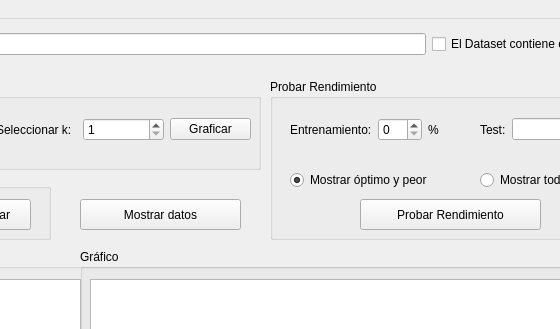
First picture: the form in knn.ui, repository devMeex/ia-knn, before the edit; both pictures show x 320 to 880 and y 0 to 329 of the 972 by 921 pixel window.
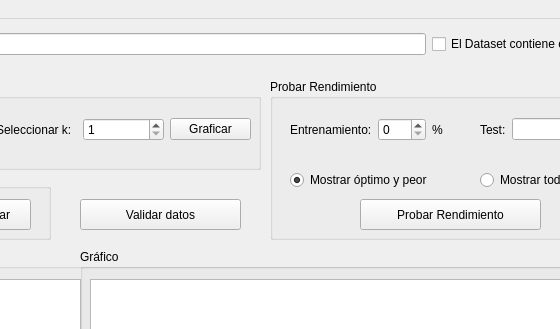
Second picture: the form after the edit.

Commit message: implemented methods on ui

What changed in the file:
```diff
--- a/knn.ui
+++ b/knn.ui
@@ -159,7 +159,7 @@
       <rect>
        <x>20</x>
        <y>30</y>
-       <width>181</width>
+       <width>190</width>
        <height>41</height>
       </rect>
      </property>
@@ -172,7 +172,14 @@
        </widget>
       </item>
       <item>
-       <widget class="QSpinBox" name="input_entrenamiento"/>
+       <widget class="QSpinBox" name="input_entrenamiento">
+        <property name="minimum">
+         <number>0</number>
+        </property>
+        <property name="maximum">
+         <number>100</number>
+        </property>
+       </widget>
       </item>
       <item>
        <widget class="QLabel" name="label_porcentaje">
@@ -416,7 +423,7 @@
      </rect>
     </property>
     <property name="text">
-     <string>Mostrar datos</string>
+     <string>Validar datos</string>
     </property>
    </widget>
   </widget>
```
Left out of the diff: 17 changed lines with no effect on the pictures. The commit also changes 7 other files.
